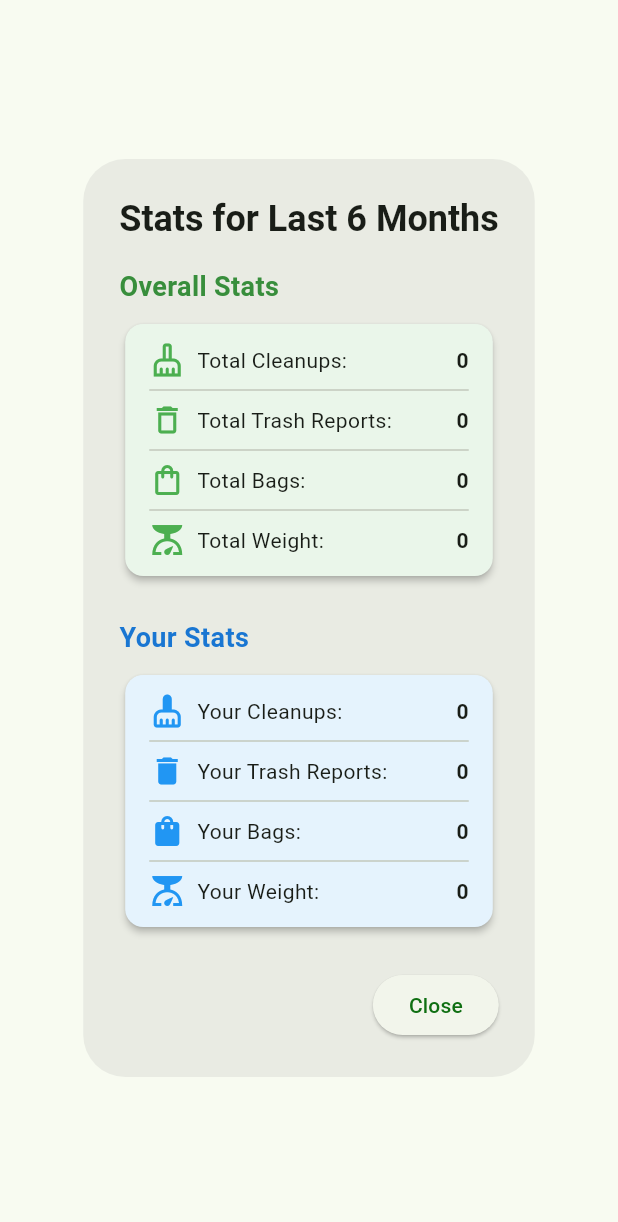
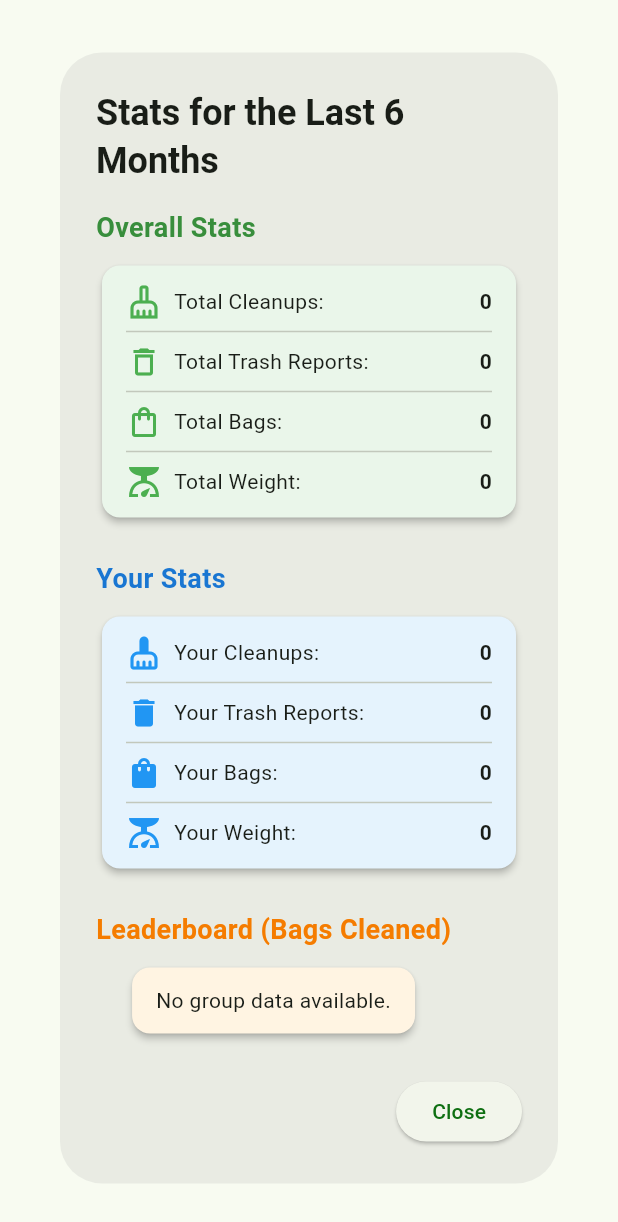
Before and after one commit to tayloraj10/TrashMap, a Flutter app: the StatsDialog widget shown alone on an empty page, opened directly, on a phone screen of 412 x 824 dp. Shown: the top 1222 px of the screen. Run offline on Flutter 3.47's test engine with Material 3 defaults, Android fonts, the phone set to English and light mode, and no system bars; our stand-ins replace cloud_firestore, firebase_auth, firebase_core, geolocator, google_maps_flutter, sliding_up_panel; missing offline and left inert: flutterfire_ui, pointer_interceptor; accounts and stored records are empty; generated files the repository leaves out were written again.

Commit message:
add CleanupLeaderboard component and integrate cleanup count by group in StatsDialog

```diff
--- /dev/null
+++ b/lib/components/cleanup_leaderboard.dart
@@ -0,0 +1,77 @@
+import 'package:flutter/material.dart';
+import 'package:provider/provider.dart';
+import 'package:trash_map/models/app_data.dart';
+
+class CleanupLeaderboard extends StatelessWidget {
+  const CleanupLeaderboard({super.key});
+
+  @override
+  Widget build(BuildContext context) {
+    return Column(
+      children: [
+        const SizedBox(height: 24),
+        // Leaderboard
+        Text(
+          "Leaderboard (Bags Cleaned)",
+          style: TextStyle(
+            fontSize: 18,
+            fontWeight: FontWeight.bold,
+            color: Colors.orange[700],
+          ),
+        ),
+        const SizedBox(height: 8),
+        Card(
+          color: Colors.orange[50],
+          elevation: 2,
+          shape: RoundedRectangleBorder(
+            borderRadius: BorderRadius.circular(12),
+          ),
+          child: Padding(
+            padding: const EdgeInsets.symmetric(vertical: 12, horizontal: 16),
+            child: Consumer<AppData>(
+              builder: (context, appData, _) {
+                final groupCounts = appData.getCleanupCountByGroup();
+                final sortedGroups = groupCounts.entries.toList()
+                  ..sort((MapEntry<String, int> a, MapEntry<String, int> b) =>
+                      b.value.compareTo(a.value));
+                if (sortedGroups.isEmpty) {
+                  return const Text("No group data available.");
+                }
+                return Column(
+                  children: List.generate(sortedGroups.length, (index) {
+                    final entry = sortedGroups[index];
+                    return Padding(
+                      padding: const EdgeInsets.symmetric(vertical: 4.0),
+                      child: Row(
+                        children: [
+                          Text(
+                            "${index + 1}.",
+                            style: const TextStyle(fontWeight: FontWeight.bold),
+                          ),
+                          const SizedBox(width: 8),
+                          Expanded(
+                            child: Text(
+                              entry.key,
+                              style:
+                                  const TextStyle(fontWeight: FontWeight.w500),
+                              overflow: TextOverflow.ellipsis,
+                            ),
+                          ),
+                          const SizedBox(width: 8),
+                          Text(
+                            entry.value.toString(),
+                            style: const TextStyle(fontWeight: FontWeight.bold),
+                          ),
+                        ],
+                      ),
+                    );
+                  }),
+                );
+              },
+            ),
+          ),
+        ),
+      ],
+    );
+  }
+}
--- a/lib/components/stats_dialog.dart
+++ b/lib/components/stats_dialog.dart
@@ -1,6 +1,7 @@
 import 'package:firebase_auth/firebase_auth.dart';
 import 'package:flutter/material.dart';
 import 'package:provider/provider.dart';
+import 'package:trash_map/components/cleanup_leaderboard.dart';
 import 'package:trash_map/models/app_data.dart';
 
 class StatsDialog extends StatefulWidget {
@@ -17,7 +18,7 @@ class _StatsDialogState extends State<StatsDialog> {
   Widget build(BuildContext context) {
     return AlertDialog(
       title: const Text(
-        'Stats for Last 6 Months',
+        'Stats for the Last 6 Months',
         style: TextStyle(fontWeight: FontWeight.bold),
       ),
       content: SingleChildScrollView(
@@ -197,6 +198,7 @@ class _StatsDialogState extends State<StatsDialog> {
                   ),
                 ),
               ),
+              const CleanupLeaderboard()
             ],
           ],
         ),
--- a/lib/models/app_data.dart
+++ b/lib/models/app_data.dart
@@ -177,6 +177,7 @@ class AppData extends ChangeNotifier {
   }
 
   //counts
+  Map<String, int> cleanupCountByGroup = {};
   int cleanupCount = 0;
   int trashCount = 0;
   int yourCleanupCount = 0;
@@ -187,6 +188,7 @@ class AppData extends ChangeNotifier {
   int bags = 0;
 
   void resetCounts() {
+    cleanupCountByGroup = {};
     cleanupCount = 0;
     trashCount = 0;
     yourCleanupCount = 0;
@@ -195,6 +197,23 @@ class AppData extends ChangeNotifier {
     bags = 0;
     yourPounds = 0;
     yourBags = 0;
+    notifyListeners();
+  }
+
+  void calculateCleanupCountByGroup(
+      List<QueryDocumentSnapshot<Map<String, dynamic>>> data) {
+    Map groupCounts = {};
+    for (var element in data) {
+      var data = element.data();
+      if (data['group'] != null && data['group'].toString().isNotEmpty) {
+        if (groupCounts.containsKey(data['group'])) {
+          groupCounts[data['group']] += data['bags'] ?? 0;
+        } else {
+          groupCounts[data['group']] = data['bags'] ?? 0;
+        }
+      }
+    }
+    cleanupCountByGroup = Map<String, int>.from(groupCounts);
     notifyListeners();
   }
 
@@ -240,6 +259,10 @@ class AppData extends ChangeNotifier {
 
   getCleanupCount() {
     return cleanupCount;
+  }
+
+  getCleanupCountByGroup() {
+    return cleanupCountByGroup;
   }
 
   getTrashCount() {
@@ -321,6 +344,7 @@ class AppData extends ChangeNotifier {
         // DateTime.now().subtract(const Duration(days: dataRange)))
         .get()
         .then((value) => {
+              calculateCleanupCountByGroup(value.docs),
               for (var element in value.docs)
                 {
                   Provider.of<AppData>(context, listen: false)
```
